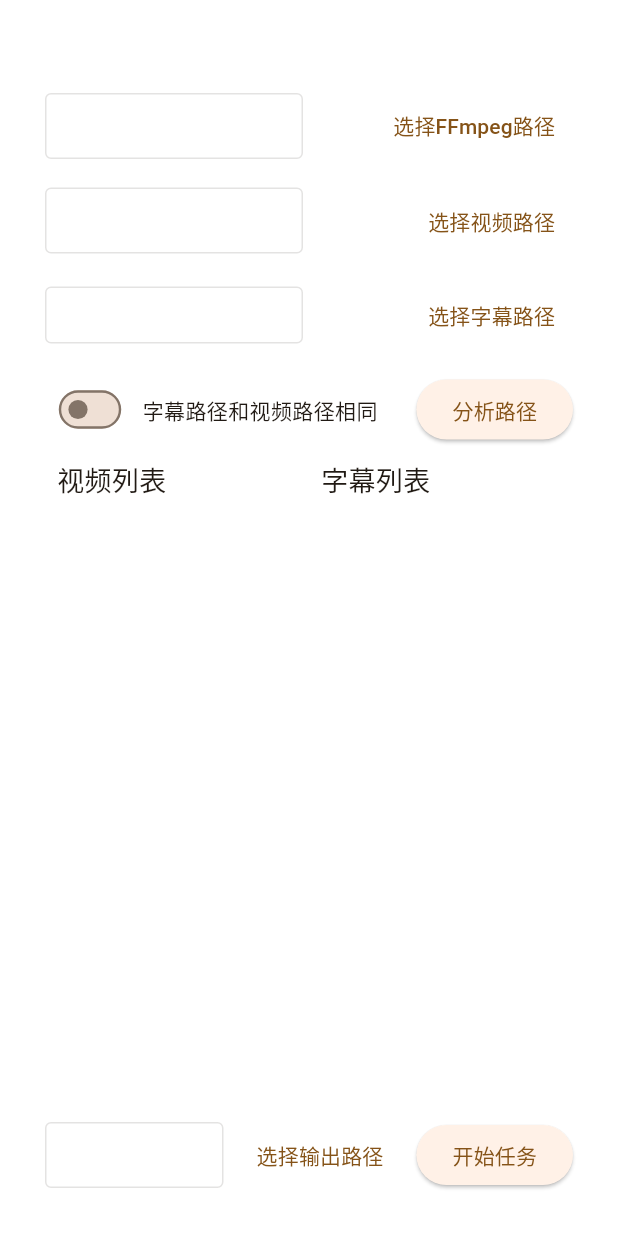
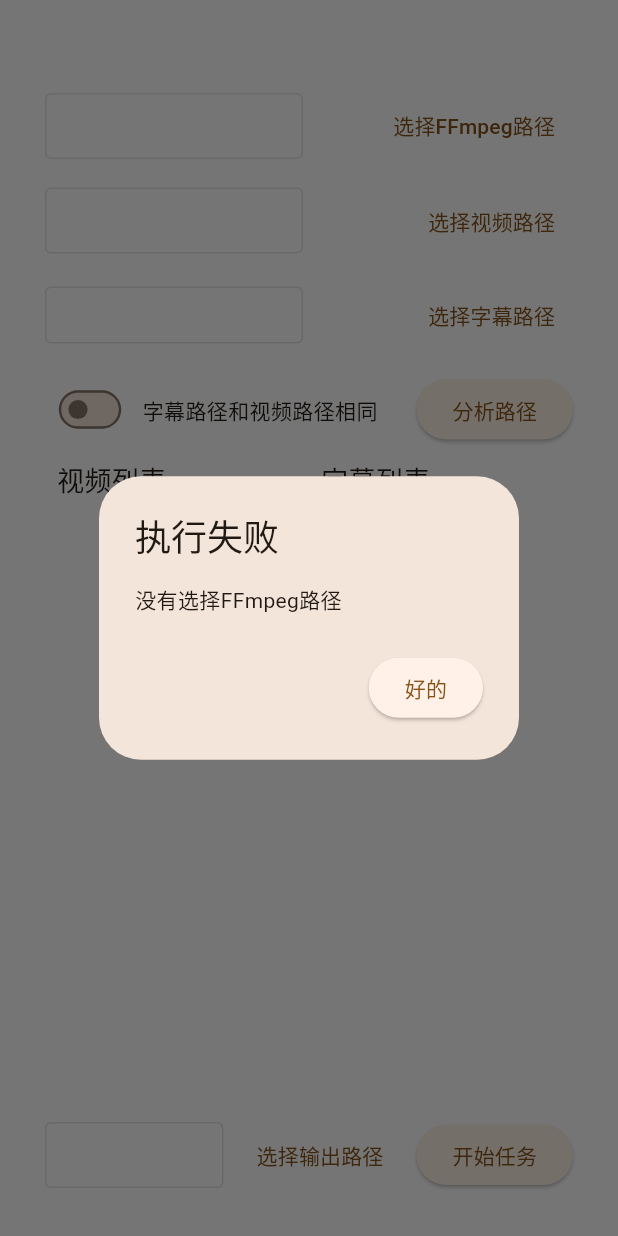
Before and after one commit to Zhoucheng133/Subs, a Flutter app: the screen it shows after launch, after a tap on "开始任务", on a phone screen of 412 x 824 dp. Run offline on Flutter 3.47's test engine with Material 3 defaults, Android fonts, the phone set to English and light mode, and no system bars; our stand-ins replace file_picker; missing offline and left inert: process_run, window_manager; Roboto replaces fonts that are missing (Noto); statements that could not run were skipped.

Commit message:
添加没有选择ffmpeg目录的提示

```diff
--- a/lib/functions/functions.dart
+++ b/lib/functions/functions.dart
@@ -82,6 +82,9 @@ class Func{
     if(subList.length!=videoList.length){
       dialog(context, "执行失败", "视频和字幕数量不一致");
       return;
+    }else if(ffmepgPath.isEmpty){
+      dialog(context, "执行失败", "没有选择FFmpeg路径");
+      return;
     }
 
   }
```
